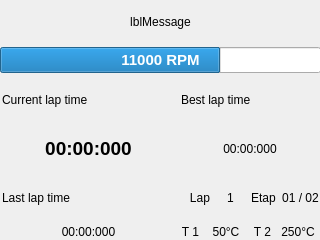
Old version of the form uc_projets/openchrono/gui_qt/openchrono_trunk/ui/mainwin.ui in the repository BackupTheBerlios/openphysic-svn.
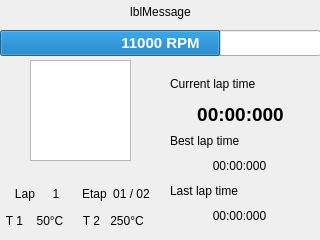
New version of the form. Custom widgets are drawn as their Qt base class.

```diff
--- a/uc_projets/openchrono/gui_qt/openchrono_trunk/ui/mainwin.ui
+++ b/uc_projets/openchrono/gui_qt/openchrono_trunk/ui/mainwin.ui
@@ -12,270 +12,26 @@
   <property name="windowTitle" >
    <string>OpenChrono - Main window</string>
   </property>
-  <widget class="QWidget" name="layoutWidget" >
+  <widget class="QAccelerometer" name="graphicsView" >
    <property name="geometry" >
     <rect>
-     <x>2</x>
-     <y>78</y>
-     <width>317</width>
-     <height>161</height>
+     <x>30</x>
+     <y>60</y>
+     <width>101</width>
+     <height>101</height>
     </rect>
    </property>
-   <layout class="QGridLayout" >
-    <property name="margin" >
-     <number>0</number>
-    </property>
-    <property name="spacing" >
-     <number>6</number>
-    </property>
-    <item row="2" column="0" >
-     <widget class="QLabel" name="lbl2LastTime" >
-      <property name="font" >
-       <font>
-        <pointsize>9</pointsize>
-       </font>
-      </property>
-      <property name="text" >
-       <string>Last lap time</string>
-      </property>
-     </widget>
-    </item>
-    <item row="1" column="1" >
-     <widget class="QLabel" name="lblBestLapTime" >
-      <property name="text" >
-       <string>00:00:000</string>
-      </property>
-      <property name="alignment" >
-       <set>Qt::AlignCenter</set>
-      </property>
-     </widget>
-    </item>
-    <item row="0" column="0" >
-     <widget class="QLabel" name="lbl2CurrTime" >
-      <property name="font" >
-       <font>
-        <pointsize>9</pointsize>
-       </font>
-      </property>
-      <property name="text" >
-       <string>Current lap time</string>
-      </property>
-     </widget>
-    </item>
-    <item row="1" column="0" >
-     <widget class="QLabel" name="lblCurrLapTime" >
-      <property name="font" >
-       <font>
-        <pointsize>14</pointsize>
-        <weight>75</weight>
-        <bold>true</bold>
-       </font>
-      </property>
-      <property name="text" >
-       <string>00:00:000</string>
-      </property>
-      <property name="alignment" >
-       <set>Qt::AlignCenter</set>
-      </property>
-     </widget>
-    </item>
-    <item row="0" column="1" >
-     <widget class="QLabel" name="lbl2BestTime" >
-      <property name="font" >
-       <font>
-        <pointsize>9</pointsize>
-       </font>
-      </property>
-      <property name="text" >
-       <string>Best lap time</string>
-      </property>
-     </widget>
-    </item>
-    <item row="3" column="0" >
-     <widget class="QLabel" name="lblLastLapTime" >
-      <property name="text" >
-       <string>00:00:000</string>
-      </property>
-      <property name="alignment" >
-       <set>Qt::AlignCenter</set>
-      </property>
-     </widget>
-    </item>
-    <item row="2" column="1" >
-     <layout class="QHBoxLayout" >
-      <property name="spacing" >
-       <number>6</number>
-      </property>
-      <property name="margin" >
-       <number>0</number>
-      </property>
-      <item>
-       <widget class="QLabel" name="lbl2Lap" >
-        <property name="font" >
-         <font>
-          <pointsize>9</pointsize>
-         </font>
-        </property>
-        <property name="text" >
-         <string>Lap</string>
-        </property>
-        <property name="alignment" >
-         <set>Qt::AlignRight|Qt::AlignTrailing|Qt::AlignVCenter</set>
-        </property>
-       </widget>
-      </item>
-      <item>
-       <widget class="QLabel" name="lblLap" >
-        <property name="text" >
-         <string>1</string>
-        </property>
-        <property name="alignment" >
-         <set>Qt::AlignCenter</set>
-        </property>
-       </widget>
-      </item>
-      <item>
-       <layout class="QHBoxLayout" >
-        <property name="spacing" >
-         <number>6</number>
-        </property>
-        <property name="margin" >
-         <number>0</number>
-        </property>
-        <item>
-         <widget class="QLabel" name="lbl2Etap" >
-          <property name="font" >
-           <font>
-            <pointsize>9</pointsize>
-           </font>
-          </property>
-          <property name="text" >
-           <string>Etap</string>
-          </property>
-         </widget>
-        </item>
-        <item>
-         <widget class="QLabel" name="lblEtap" >
-          <property name="text" >
-           <string>01 / 02</string>
-          </property>
-          <property name="alignment" >
-           <set>Qt::AlignCenter</set>
-          </property>
-         </widget>
-        </item>
-       </layout>
-      </item>
-     </layout>
-    </item>
-    <item row="3" column="1" >
-     <layout class="QHBoxLayout" >
-      <property name="spacing" >
-       <number>6</number>
-      </property>
-      <property name="margin" >
-       <number>0</number>
-      </property>
-      <item>
-       <widget class="QLabel" name="lbl2Tmp1" >
-        <property name="sizePolicy" >
-         <sizepolicy vsizetype="Fixed" hsizetype="Fixed" >
-          <horstretch>0</horstretch>
-          <verstretch>0</verstretch>
-         </sizepolicy>
-        </property>
-        <property name="font" >
-         <font>
-          <pointsize>9</pointsize>
-         </font>
-        </property>
-        <property name="text" >
-         <string>T 1</string>
-        </property>
-        <property name="alignment" >
-         <set>Qt::AlignRight|Qt::AlignTrailing|Qt::AlignVCenter</set>
-        </property>
-       </widget>
-      </item>
-      <item>
-       <widget class="QLabel" name="lblTemp1" >
-        <property name="sizePolicy" >
-         <sizepolicy vsizetype="Fixed" hsizetype="Fixed" >
-          <horstretch>1</horstretch>
-          <verstretch>0</verstretch>
-         </sizepolicy>
-        </property>
-        <property name="minimumSize" >
-         <size>
-          <width>42</width>
-          <height>0</height>
-         </size>
-        </property>
-        <property name="text" >
-         <string>50°C</string>
-        </property>
-        <property name="alignment" >
-         <set>Qt::AlignCenter</set>
-        </property>
-       </widget>
-      </item>
-      <item>
-       <widget class="QLabel" name="lbl2Temp2" >
-        <property name="sizePolicy" >
-         <sizepolicy vsizetype="Fixed" hsizetype="Fixed" >
-          <horstretch>0</horstretch>
-          <verstretch>0</verstretch>
-         </sizepolicy>
-        </property>
-        <property name="font" >
-         <font>
-          <pointsize>9</pointsize>
-         </font>
-        </property>
-        <property name="text" >
-         <string>T 2</string>
-        </property>
-        <property name="alignment" >
-         <set>Qt::AlignRight|Qt::AlignTrailing|Qt::AlignVCenter</set>
-        </property>
-       </widget>
-      </item>
-      <item>
-       <widget class="QLabel" name="lblTemp2" >
-        <property name="sizePolicy" >
-         <sizepolicy vsizetype="Fixed" hsizetype="Fixed" >
-          <horstretch>0</horstretch>
-          <verstretch>0</verstretch>
-         </sizepolicy>
-        </property>
-        <property name="minimumSize" >
-         <size>
-          <width>42</width>
-          <height>0</height>
-         </size>
-        </property>
-        <property name="text" >
-         <string>250°C</string>
-        </property>
-        <property name="alignment" >
-         <set>Qt::AlignCenter</set>
-        </property>
-       </widget>
-      </item>
-     </layout>
-    </item>
-   </layout>
   </widget>
   <widget class="QWidget" name="" >
    <property name="geometry" >
     <rect>
      <x>0</x>
-     <y>2</y>
+     <y>0</y>
      <width>321</width>
-     <height>71</height>
+     <height>56</height>
     </rect>
    </property>
-   <layout class="QVBoxLayout" name="verticalLayout" >
+   <layout class="QVBoxLayout" name="verticalLayout_4" >
     <item>
      <widget class="Ticker" name="lblMessage" >
       <property name="text" >
@@ -320,6 +76,277 @@
     </item>
    </layout>
   </widget>
+  <widget class="QWidget" name="layoutWidget" >
+   <property name="geometry" >
+    <rect>
+     <x>0</x>
+     <y>180</y>
+     <width>155</width>
+     <height>48</height>
+    </rect>
+   </property>
+   <layout class="QGridLayout" name="gridLayout" >
+    <item row="1" column="1" >
+     <layout class="QHBoxLayout" name="horizontalLayout_4" >
+      <item>
+       <widget class="QLabel" name="lbl2Temp2" >
+        <property name="sizePolicy" >
+         <sizepolicy vsizetype="Fixed" hsizetype="Fixed" >
+          <horstretch>0</horstretch>
+          <verstretch>0</verstretch>
+         </sizepolicy>
+        </property>
+        <property name="font" >
+         <font>
+          <pointsize>9</pointsize>
+         </font>
+        </property>
+        <property name="text" >
+         <string>T 2</string>
+        </property>
+        <property name="alignment" >
+         <set>Qt::AlignRight|Qt::AlignTrailing|Qt::AlignVCenter</set>
+        </property>
+       </widget>
+      </item>
+      <item>
+       <widget class="QLabel" name="lblTemp2" >
+        <property name="sizePolicy" >
+         <sizepolicy vsizetype="Fixed" hsizetype="Fixed" >
+          <horstretch>0</horstretch>
+          <verstretch>0</verstretch>
+         </sizepolicy>
+        </property>
+        <property name="minimumSize" >
+         <size>
+          <width>42</width>
+          <height>0</height>
+         </size>
+        </property>
+        <property name="text" >
+         <string>250°C</string>
+        </property>
+        <property name="alignment" >
+         <set>Qt::AlignCenter</set>
+        </property>
+       </widget>
+      </item>
+     </layout>
+    </item>
+    <item row="1" column="0" >
+     <layout class="QHBoxLayout" name="horizontalLayout_3" >
+      <item>
+       <widget class="QLabel" name="lbl2Tmp1" >
+        <property name="sizePolicy" >
+         <sizepolicy vsizetype="Fixed" hsizetype="Fixed" >
+          <horstretch>0</horstretch>
+          <verstretch>0</verstretch>
+         </sizepolicy>
+        </property>
+        <property name="font" >
+         <font>
+          <pointsize>9</pointsize>
+         </font>
+        </property>
+        <property name="text" >
+         <string>T 1</string>
+        </property>
+        <property name="alignment" >
+         <set>Qt::AlignRight|Qt::AlignTrailing|Qt::AlignVCenter</set>
+        </property>
+       </widget>
+      </item>
+      <item>
+       <widget class="QLabel" name="lblTemp1" >
+        <property name="sizePolicy" >
+         <sizepolicy vsizetype="Fixed" hsizetype="Fixed" >
+          <horstretch>1</horstretch>
+          <verstretch>0</verstretch>
+         </sizepolicy>
+        </property>
+        <property name="minimumSize" >
+         <size>
+          <width>42</width>
+          <height>0</height>
+         </size>
+        </property>
+        <property name="text" >
+         <string>50°C</string>
+        </property>
+        <property name="alignment" >
+         <set>Qt::AlignCenter</set>
+        </property>
+       </widget>
+      </item>
+     </layout>
+    </item>
+    <item row="0" column="0" >
+     <layout class="QHBoxLayout" name="horizontalLayout_2" >
+      <item>
+       <widget class="QLabel" name="lbl2Lap" >
+        <property name="font" >
+         <font>
+          <pointsize>9</pointsize>
+         </font>
+        </property>
+        <property name="text" >
+         <string>Lap</string>
+        </property>
+        <property name="alignment" >
+         <set>Qt::AlignRight|Qt::AlignTrailing|Qt::AlignVCenter</set>
+        </property>
+       </widget>
+      </item>
+      <item>
+       <widget class="QLabel" name="lblLap" >
+        <property name="text" >
+         <string>1</string>
+        </property>
+        <property name="alignment" >
+         <set>Qt::AlignCenter</set>
+        </property>
+       </widget>
+      </item>
+     </layout>
+    </item>
+    <item row="0" column="1" >
+     <layout class="QHBoxLayout" name="horizontalLayout" >
+      <item>
+       <widget class="QLabel" name="lbl2Etap" >
+        <property name="font" >
+         <font>
+          <pointsize>9</pointsize>
+         </font>
+        </property>
+        <property name="text" >
+         <string>Etap</string>
+        </property>
+       </widget>
+      </item>
+      <item>
+       <widget class="QLabel" name="lblEtap" >
+        <property name="text" >
+         <string>01 / 02</string>
+        </property>
+        <property name="alignment" >
+         <set>Qt::AlignCenter</set>
+        </property>
+       </widget>
+      </item>
+     </layout>
+    </item>
+   </layout>
+   <zorder></zorder>
+  </widget>
+  <widget class="QWidget" name="" >
+   <property name="geometry" >
+    <rect>
+     <x>170</x>
+     <y>131</y>
+     <width>139</width>
+     <height>44</height>
+    </rect>
+   </property>
+   <layout class="QVBoxLayout" name="verticalLayout_2" >
+    <item>
+     <widget class="QLabel" name="lbl2BestTime" >
+      <property name="font" >
+       <font>
+        <pointsize>9</pointsize>
+       </font>
+      </property>
+      <property name="text" >
+       <string>Best lap time</string>
+      </property>
+     </widget>
+    </item>
+    <item>
+     <widget class="QLabel" name="lblBestLapTime" >
+      <property name="text" >
+       <string>00:00:000</string>
+      </property>
+      <property name="alignment" >
+       <set>Qt::AlignCenter</set>
+      </property>
+     </widget>
+    </item>
+   </layout>
+  </widget>
+  <widget class="QWidget" name="" >
+   <property name="geometry" >
+    <rect>
+     <x>170</x>
+     <y>181</y>
+     <width>139</width>
+     <height>44</height>
+    </rect>
+   </property>
+   <layout class="QVBoxLayout" name="verticalLayout_3" >
+    <item>
+     <widget class="QLabel" name="lbl2LastTime" >
+      <property name="font" >
+       <font>
+        <pointsize>9</pointsize>
+       </font>
+      </property>
+      <property name="text" >
+       <string>Last lap time</string>
+      </property>
+     </widget>
+    </item>
+    <item>
+     <widget class="QLabel" name="lblLastLapTime" >
+      <property name="text" >
+       <string>00:00:000</string>
+      </property>
+      <property name="alignment" >
+       <set>Qt::AlignCenter</set>
+      </property>
+     </widget>
+    </item>
+   </layout>
+  </widget>
+  <widget class="QWidget" name="" >
+   <property name="geometry" >
+    <rect>
+     <x>170</x>
+     <y>72</y>
+     <width>141</width>
+     <height>54</height>
+    </rect>
+   </property>
+   <layout class="QVBoxLayout" name="verticalLayout" >
+    <item>
+     <widget class="QLabel" name="lbl2CurrTime" >
+      <property name="font" >
+       <font>
+        <pointsize>9</pointsize>
+       </font>
+      </property>
+      <property name="text" >
+       <string>Current lap time</string>
+      </property>
+     </widget>
+    </item>
+    <item>
+     <widget class="QLabel" name="lblCurrLapTime" >
+      <property name="font" >
+       <font>
+        <pointsize>14</pointsize>
+        <weight>75</weight>
+        <bold>true</bold>
+       </font>
+      </property>
+      <property name="text" >
+       <string>00:00:000</string>
+      </property>
+      <property name="alignment" >
+       <set>Qt::AlignCenter</set>
+      </property>
+     </widget>
+    </item>
+   </layout>
+  </widget>
  </widget>
  <customwidgets>
   <customwidget>
@@ -332,6 +359,11 @@
    <extends>QLabel</extends>
    <header>ticker.h</header>
   </customwidget>
+  <customwidget>
+   <class>QAccelerometer</class>
+   <extends>QGraphicsView</extends>
+   <header>qaccelerometer.h</header>
+  </customwidget>
  </customwidgets>
  <resources/>
  <connections/>
```
Left out of the diff: 2 changed lines with no effect on the pictures.
